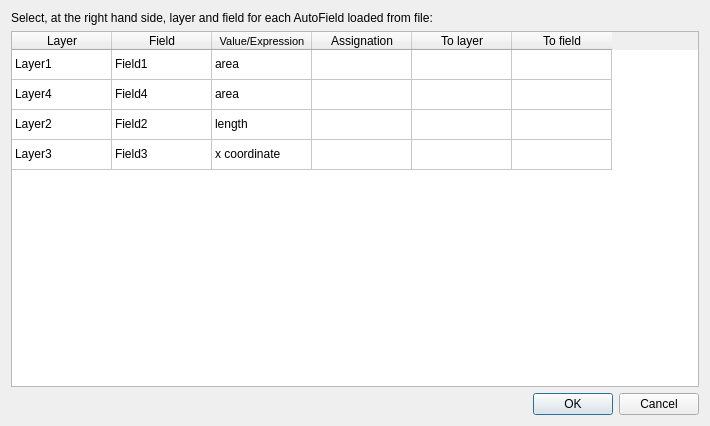
gacarrillor/AutoFields, file Ui_Import_AutoFields.ui: the form before one commit.
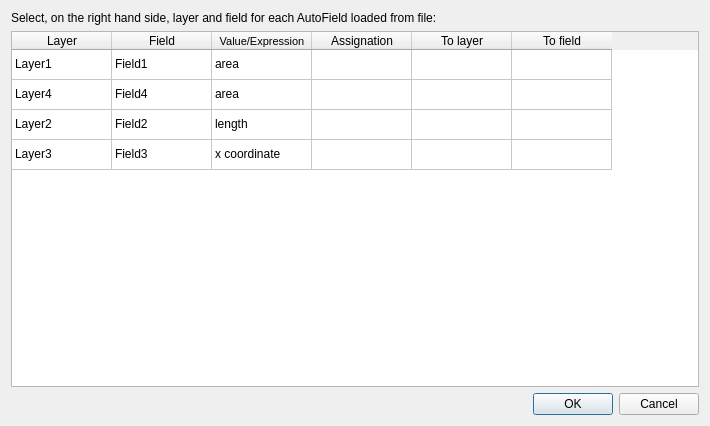
The form after the commit.

```diff
--- a/Ui_Import_AutoFields.ui
+++ b/Ui_Import_AutoFields.ui
@@ -17,7 +17,7 @@
    <item>
     <widget class="QLabel" name="label">
      <property name="text">
-      <string>Select, at the right hand side, layer and field for each AutoField loaded from file:</string>
+      <string>Select, on the right hand side, layer and field for each AutoField loaded from file:</string>
      </property>
     </widget>
    </item>
```
